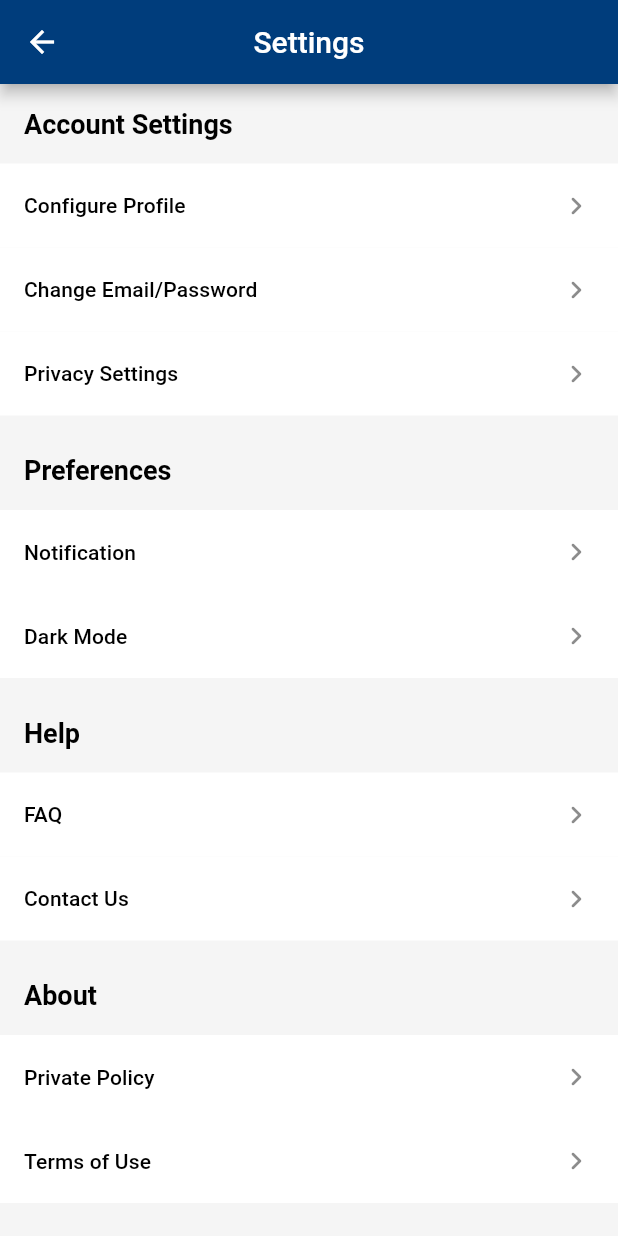
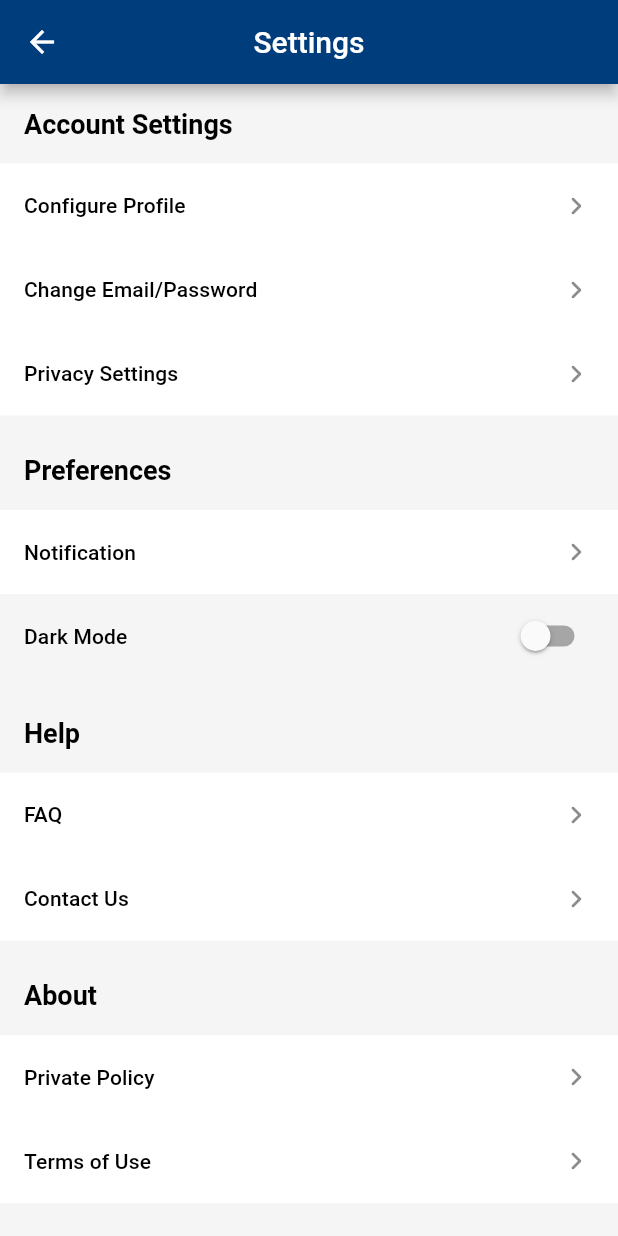
Before and after one commit to Cikguseven/D7-Orbital, a Flutter app: the screen it shows once a user with an empty profile is signed in, item 3 of the bottom bar chosen, after a tap on the "settings" icon, on a phone screen of 412 x 824 dp. Run offline on Flutter 3.47's test engine with Material 2 defaults, Android fonts, the phone set to English and light mode, and no system bars; our stand-ins replace camera, cloud_firestore, csv, dropdown_button2, email_validator, file_picker and 10 more; missing offline and left inert: age_calculator, cross_file_image, tflite_flutter, tflite_flutter_helper; accounts and stored records are empty.

Commit message:
dark mode implementation

```diff
--- a/App/lib/comments_page.dart
+++ b/App/lib/comments_page.dart
@@ -151,8 +151,8 @@ class _CommentsState extends State<CommentsWidget> {
             postTime: DateTime.now());
         await docComment.set(currentComment.toJson());
         await docPost.update({'commentCount': ++widget.post.commentCount});
-      } on FirebaseAuthException catch (e) {
-        Utils.showSnackBar(e.message);
+      } on FirebaseAuthException {
+        Utils.showSnackBar("Unable to post comment");
       } finally {
         commentController.clear();
         _pullRefresh();
--- a/App/lib/csv_to_firebase.dart
+++ b/App/lib/csv_to_firebase.dart
@@ -238,8 +238,8 @@ class _CSVUploadWidgetState extends State<CSVUploadWidget> {
       Utils.showSnackBar(
           "Successfully added database with name ${"${foodDBCollectionPrefix}_$suffix"}",
           isBad: false);
-    } on ArgumentError catch (e) {
-      Utils.showSnackBar(e.message);
+    } on ArgumentError {
+      Utils.showSnackBar("Unable to add to database");
     } on Exception catch (e) {
       //  TODO: Dont catch all
       Utils.showSnackBar("$e\n Cancelled upload");
--- a/App/lib/forgot_password_page.dart
+++ b/App/lib/forgot_password_page.dart
@@ -84,8 +84,8 @@ class _ForgotPasswordPageState extends State<ForgotPasswordPage> {
           .sendPasswordResetEmail(email: emailController.text.trim());
       Utils.showSnackBar("Password reset email sent!");
       navigatorKey.currentState!.popUntil((route) => route.isFirst);
-    } on FirebaseAuthException catch (e) {
-      Utils.showSnackBar(e.message);
+    } on FirebaseAuthException {
+      Utils.showSnackBar("Unable to reset password");
       navigatorKey.currentState!.pop();
     }
   }
--- a/App/lib/home_page.dart
+++ b/App/lib/home_page.dart
@@ -188,7 +188,6 @@ class PostCard extends StatelessWidget {
                   title: const Text(
                     "View nutritional information",
                     style: TextStyle(
-                        color: Color(0xFF003D7C),
                         fontSize: 14,
                         fontWeight: FontWeight.normal),
                   ),
--- a/App/lib/login_widget.dart
+++ b/App/lib/login_widget.dart
@@ -130,8 +130,8 @@ class _LoginWidgetState extends State<LoginWidget> {
           password: passwordController.text.trim());
       // await Utils.firebaseSignIn(
       //     emailController.text.trim(), passwordController.text.trim());
-    } on FirebaseAuthException catch (e) {
-      Utils.showSnackBar(e.message);
+    } on FirebaseAuthException {
+      Utils.showSnackBar("Enter a valid account");
     } finally {
       navigatorKey.currentState!.popUntil((route) => route.isFirst);
     }
--- a/App/lib/main.dart
+++ b/App/lib/main.dart
@@ -1,12 +1,12 @@
 import 'package:firebase_auth/firebase_auth.dart';
 import 'package:firebase_core/firebase_core.dart';
 import 'package:flutter/material.dart';
+
 import 'auth_widget.dart';
+import 'firebase_options.dart';
 import 'themes/theme_constants.dart';
 import 'utils.dart';
 import 'verify_email_page.dart';
-
-import 'firebase_options.dart';
 
 Future main() async {
   WidgetsFlutterBinding.ensureInitialized();
@@ -19,18 +19,26 @@ Future main() async {
 final navigatorKey = GlobalKey<NavigatorState>();
 
 class MyApp extends StatelessWidget {
+  static final ValueNotifier<ThemeMode> themeNotifier = ValueNotifier(ThemeMode.system);
+
   const MyApp({Key? key}) : super(key: key);
 
   @override
   Widget build(BuildContext context) {
+    return ValueListenableBuilder<ThemeMode>(
+      valueListenable: themeNotifier,
+      builder: (_, ThemeMode currentMode, __) {
         return MaterialApp(
+          title: 'Make it Count',
           debugShowCheckedModeBanner: false,
           scaffoldMessengerKey: Utils.scaffoldKey,
           navigatorKey: navigatorKey,
           theme: lightTheme,
           darkTheme: darkTheme,
-      themeMode: ThemeMode.system,
+          themeMode: currentMode,
           home: const MainPage(),
+        );
+      }
     );
   }
 }
--- a/App/lib/me_page.dart
+++ b/App/lib/me_page.dart
@@ -67,7 +67,7 @@ class _MePageState extends State<MePage> {
   @override
   Widget build(BuildContext context) {
     DateTime now = DateTime.now();
-    String greetings = now.hour < 3
+    String greetings = now.hour < 4
         ? "Good Night"
         : now.hour < 12
             ? "Good Morning"
@@ -75,7 +75,8 @@ class _MePageState extends State<MePage> {
                 ? "Good Afternoon"
                 : "Good Evening";
 
-    Text onTrackIndicator; // TODO: How to track on track or not?
+    // Text onTrackIndicator;
+
     return Scaffold(
       appBar: AppBar(
         title: const Text("Me"),
--- a/App/lib/new_user_setup_page.dart
+++ b/App/lib/new_user_setup_page.dart
@@ -416,8 +416,8 @@ class _NewUserSetupPage extends State<NewUserSetupPage> {
           done = true;
         },
       );
-    } on FirebaseAuthException catch (e) {
-      Utils.showSnackBar(e.message);
+    } on FirebaseAuthException {
+      Utils.showSnackBar("Unable to set up profile");
     } finally {
       navigatorKey.currentState!.popUntil((route) => route.isFirst);
     }
--- a/App/lib/settings_page.dart
+++ b/App/lib/settings_page.dart
@@ -1,5 +1,6 @@
 import 'package:firebase_auth/firebase_auth.dart';
 import 'package:flutter/material.dart';
+import 'main.dart';
 import 'utils.dart';
 
 class SettingsPage extends StatelessWidget {
@@ -27,6 +28,18 @@ class SettingsPage extends StatelessWidget {
               MaterialPageRoute(
                   builder: (BuildContext context) => onTapPage()));
         },
+      );
+    }
+
+    ListTile darkModeTile() {
+      return ListTile(
+        leading: Container(
+          width: 300, // necessary hack for text to be aligned properly
+          height: 300,
+          alignment: Alignment.centerLeft,
+          child: Utils.createTitleSmall('Dark Mode', context),
+        ),
+        trailing: const DarkModeSwitch(),
       );
     }
 
@@ -66,7 +79,7 @@ class SettingsPage extends StatelessWidget {
                       child: Utils.createTitleMedium("Preferences", context),
                     ),
                     settingsTile("Notification", placeholderPage),
-                    settingsTile("Dark Mode", placeholderPage),
+                    darkModeTile(),
                   ],
                 ),
                 Utils.createVerticalSpace(10),
@@ -119,3 +132,38 @@ class SettingsPage extends StatelessWidget {
     );
   }
 }
+
+class DarkModeSwitch extends StatefulWidget {
+  const DarkModeSwitch({super.key});
+
+  @override
+  State<DarkModeSwitch> createState() => _SwitchState();
+}
+
+class _SwitchState extends State<DarkModeSwitch> {
+  bool isDarkMode = false;
+
+  @override
+  Widget build(BuildContext context) {
+    return Switch(
+      // This bool value toggles the switch.
+      value: isDarkMode,
+      activeColor: Colors.black12,
+      onChanged: (bool value) {
+        // This is called when the user toggles the switch.
+        setState(() {
+          if (value) {
+            print('Switched to dark mode');
+          } else {
+            print('Switched to light mode');
+          }
+          MyApp.themeNotifier.value =
+          MyApp.themeNotifier.value == ThemeMode.light
+              ? ThemeMode.dark
+              : ThemeMode.light;
+          isDarkMode = value;
+        });
+      },
+    );
+  }
+}
--- a/App/lib/share_food_page.dart
+++ b/App/lib/share_food_page.dart
@@ -206,8 +206,8 @@ class _ShareFoodPageState extends State<ShareFoodPage> {
       existingDayLog.sugarIn += widget.fd.sugar;
 
       docDiary.set(existingDayLog.toJson());
-    } on FirebaseAuthException catch (e) {
-      Utils.showSnackBar(e.message);
+    } on FirebaseAuthException {
+      Utils.showSnackBar("Unable to share post");
     } finally {
       navigatorKey.currentState!.popUntil((route) => route.isFirst);
     }
--- a/App/lib/signup_widget.dart
+++ b/App/lib/signup_widget.dart
@@ -156,8 +156,8 @@ class _SignupWidgetState extends State<SignupWidget> {
       //     password: passwordController.text.trim());
       await Utils.firebaseCreateUser(
           emailController.text.trim(), passwordController.text.trim());
-    } on FirebaseAuthException catch (e) {
-      Utils.showSnackBar(e.message);
+    } on FirebaseAuthException {
+      Utils.showSnackBar("Unable to create account");
     } finally {
       navigatorKey.currentState!.popUntil((route) => route.isFirst);
     }
--- a/App/lib/snapper_widget.dart
+++ b/App/lib/snapper_widget.dart
@@ -148,7 +148,7 @@ class _SnapperWidgetState extends State<SnapperWidget> {
       checkFood(image);
     } catch (e) {
       // If an error occurs, log the error to the console.
-      Utils.showSnackBar(e.toString());
+      Utils.showSnackBar("Unable to read image");
     }
   }
 
--- a/App/lib/themes/theme_constants.dart
+++ b/App/lib/themes/theme_constants.dart
@@ -1,16 +1,18 @@
 import 'package:flutter/material.dart';
 import '../utils.dart';
 
-final NUS_ORANGE = Utils.createMaterialColor(const Color(0xFFEFC700));
+// final NUS_ORANGE = Utils.createMaterialColor(const Color(0xFFEFC700));
 final NUS_BLUE = Utils.createMaterialColor(const Color(0xFF003D7C));
-final LIGHT_FRAME_BACKGROUND =
+final OFF_WHITE =
     Utils.createMaterialColor(const Color(0xFFF5F5F5));
+final DARK_FRAME_BACKGROUND =
+  Utils.createMaterialColor(const Color(0xFF343434));
 final INPUT_BORDER_GREY = Utils.createMaterialColor(const Color(0xFFC9C9C9));
 
 ThemeData lightTheme = ThemeData(
   brightness: Brightness.light,
   primarySwatch: NUS_BLUE,
-  scaffoldBackgroundColor: LIGHT_FRAME_BACKGROUND,
+  scaffoldBackgroundColor: OFF_WHITE,
   elevatedButtonTheme: ElevatedButtonThemeData(
     style: ButtonStyle(
       padding: MaterialStateProperty.all<EdgeInsetsGeometry>(
@@ -73,4 +75,64 @@ ThemeData lightTheme = ThemeData(
 
 ThemeData darkTheme = ThemeData(
   brightness: Brightness.dark,
+  primarySwatch: OFF_WHITE,
+  scaffoldBackgroundColor: DARK_FRAME_BACKGROUND,
+  elevatedButtonTheme: ElevatedButtonThemeData(
+    style: ButtonStyle(
+      padding: MaterialStateProperty.all<EdgeInsetsGeometry>(
+          const EdgeInsets.symmetric(horizontal: 32, vertical: 16)),
+      shape: MaterialStateProperty.all<OutlinedBorder>(
+        RoundedRectangleBorder(
+          borderRadius: BorderRadius.circular(100),
+        ),
+      ),
+      backgroundColor: MaterialStateProperty.all<Color>(NUS_BLUE),
+      textStyle: MaterialStateProperty.all<TextStyle>(
+        TextStyle(
+            foreground: Paint()..color = Colors.white,
+            fontWeight: FontWeight.bold,
+            fontSize: 18),
+      ),
+    ),
+  ),
+  textTheme: const TextTheme(
+    // Used for main header
+    headlineMedium: TextStyle(color: Colors.white, fontWeight: FontWeight.bold),
+
+    // Used for smaller header
+    headlineSmall: TextStyle(
+        color: Colors.white, fontWeight: FontWeight.bold, fontSize: 24),
+
+    // Used for regular text
+    titleMedium: TextStyle(
+        color: Colors.white, fontWeight: FontWeight.bold, fontSize: 18),
+
+    // Used for smaller regular text
+    titleSmall: TextStyle(color: Colors.white, fontSize: 14),
+
+    // Used for text fields text
+    bodySmall: TextStyle(color: Color(0xFFE1E1E1), fontSize: 14),
+    // GREY
+
+    // Used for nutrition value labels (e.g. Energy)
+    labelLarge: TextStyle(color: Colors.white, fontSize: 12),
+
+    // Used for post age text (x minutes ago)
+    labelMedium: TextStyle(color: Color(0xFFE1E1E1), fontSize: 12),
+
+    // Used for nutritional information expansion tile
+    labelSmall: TextStyle(color: Color(0xFFF5F5F5), fontSize: 14),
+  ),
+  inputDecorationTheme: InputDecorationTheme(
+    border: OutlineInputBorder(
+      borderSide: BorderSide.none,
+      borderRadius: BorderRadius.circular(8),
+    ),
+    filled: true,
+    fillColor: Colors.white,
+    outlineBorder: BorderSide(
+      color: INPUT_BORDER_GREY,
+    ),
+    labelStyle: const TextStyle(color: Color(0xFF989898), fontSize: 14),
+  ),
 );
```
Also changed, not shown: App/lib/check_food_page.dart (+6 -2 lines), App/lib/verify_email_page.dart (+5 -5 lines), App/pubspec.yaml (+14 -3 lines), App/assets/logo-only.png (added), App/pubspec.lock, 10 other files. Lines whose indentation alone changed are shown as unchanged.
